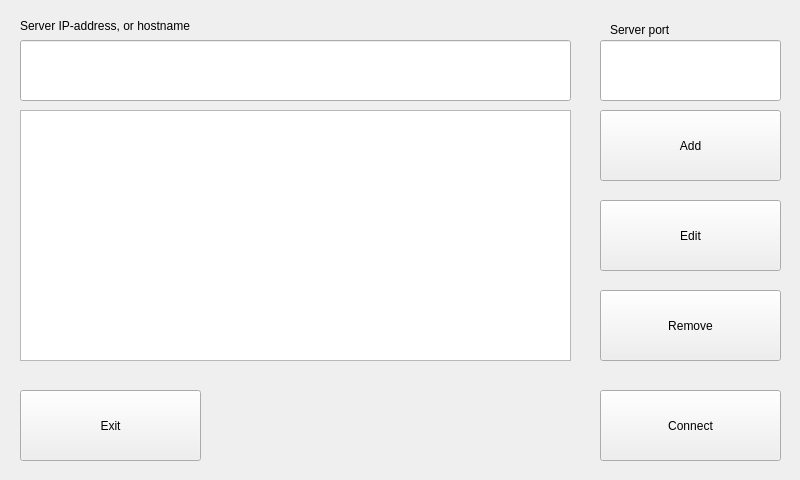
Qt form src/gui/connectionwindow.ui (Meelo/MaeRemote) before a commit.
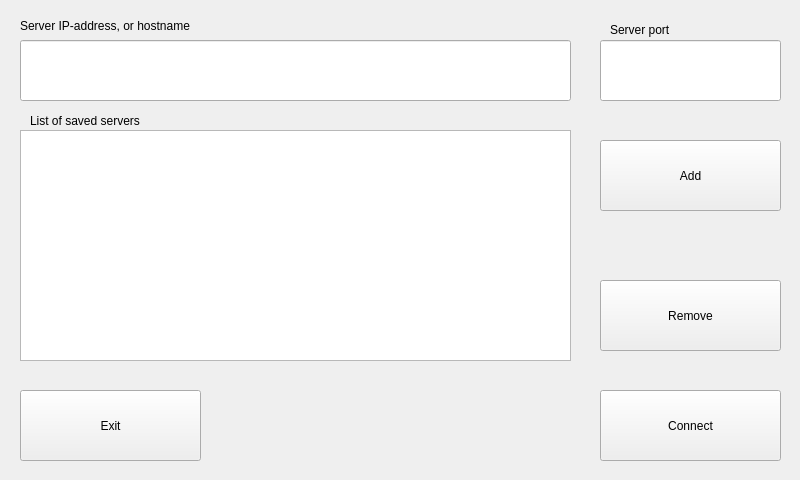
The same form after that commit.

```diff
--- a/src/gui/connectionwindow.ui
+++ b/src/gui/connectionwindow.ui
@@ -48,19 +48,6 @@
      </rect>
     </property>
    </widget>
-   <widget class="QPushButton" name="editButton">
-    <property name="geometry">
-     <rect>
-      <x>600</x>
-      <y>200</y>
-      <width>181</width>
-      <height>71</height>
-     </rect>
-    </property>
-    <property name="text">
-     <string>Edit</string>
-    </property>
-   </widget>
    <widget class="QPushButton" name="connectButton">
     <property name="geometry">
      <rect>
@@ -104,7 +91,7 @@
     <property name="geometry">
      <rect>
       <x>600</x>
-      <y>110</y>
+      <y>140</y>
       <width>181</width>
       <height>71</height>
      </rect>
@@ -130,7 +117,7 @@
     <property name="geometry">
      <rect>
       <x>600</x>
-      <y>290</y>
+      <y>280</y>
       <width>181</width>
       <height>71</height>
      </rect>
@@ -156,15 +143,28 @@
     <property name="geometry">
      <rect>
       <x>20</x>
-      <y>110</y>
+      <y>130</y>
       <width>551</width>
-      <height>251</height>
+      <height>231</height>
      </rect>
     </property>
     <property name="alternatingRowColors">
      <bool>true</bool>
     </property>
    </widget>
+   <widget class="QLabel" name="label_3">
+    <property name="geometry">
+     <rect>
+      <x>30</x>
+      <y>110</y>
+      <width>491</width>
+      <height>21</height>
+     </rect>
+    </property>
+    <property name="text">
+     <string>List of saved servers</string>
+    </property>
+   </widget>
   </widget>
  </widget>
  <resources/>
```
